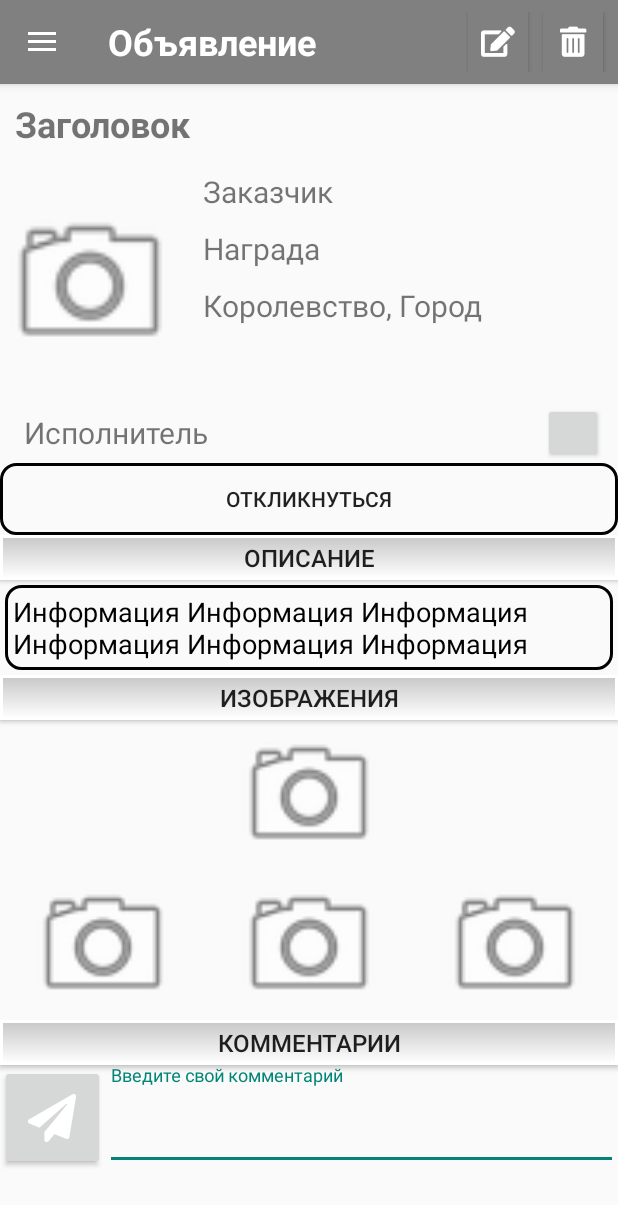
After one commit to ARassad/POAS_Witcher, an Android app: the AdvertActivity screen opened directly, with no data from a screen before it, on a phone screen of 412 x 824 dp. The commit adds this screen. Shown: the top 1205 px of the screen. Run offline under Robolectric (Android 15) with nearby library versions, the phone set to English and light mode, and no system bars.

Commit message:
Добавлено окно объявления Добавлена возможность нажатия на объявление в списке объявлений

```diff
--- /dev/null
+++ b/Client/app/src/main/java/prin366_2018/client/AdvertActivity.java
@@ -0,0 +1,110 @@
+package prin366_2018.client;
+
+import android.content.Intent;
+import android.graphics.Bitmap;
+import android.graphics.Typeface;
+import android.support.design.widget.NavigationView;
+import android.support.v4.app.FragmentManager;
+import android.support.v4.app.FragmentTransaction;
+import android.support.v4.view.GravityCompat;
+import android.support.v4.widget.DrawerLayout;
+import android.support.v7.app.ActionBarDrawerToggle;
+import android.support.v7.app.AppCompatActivity;
+import android.os.Bundle;
+import android.support.v7.widget.Toolbar;
+import android.view.MenuItem;
+import android.view.View;
+import android.widget.Button;
+import android.widget.TableLayout;
+import android.widget.TextView;
+
+import java.text.SimpleDateFormat;
+import java.util.Date;
+
+public class AdvertActivity extends AppCompatActivity implements NavigationView.OnNavigationItemSelectedListener{
+
+    @Override
+    protected void onCreate(Bundle savedInstanceState) {
+        super.onCreate(savedInstanceState);
+        setContentView(R.layout.activity_advert);
+
+        Toolbar toolbar = (Toolbar) findViewById(R.id.toolbar);
+        setSupportActionBar(toolbar);
+
+        DrawerLayout drawer = (DrawerLayout) findViewById(R.id.drawer_layout);
+        ActionBarDrawerToggle toggle = new ActionBarDrawerToggle(
+                this, drawer, toolbar, R.string.navigation_drawer_open, R.string.navigation_drawer_close);
+        drawer.addDrawerListener(toggle);
+        toggle.syncState();
+
+        NavigationView navigationView = (NavigationView) findViewById(R.id.nav_view);
+        navigationView.setNavigationItemSelectedListener(AdvertActivity.this);
+
+        setButton((Button)findViewById(R.id.button_description), (TextView)findViewById(R.id.text_description));
+        setButton((Button)findViewById(R.id.button_images), findViewById(R.id.images_advert));
+        setButton((Button)findViewById(R.id.button_comments), findViewById(R.id.comments_list));
+
+        Typeface typeface = Typeface.createFromAsset(getAssets(), "fonts/fa-solid-900.ttf");
+
+        final Button buttonEdit = (Button)findViewById(R.id.button_edit);
+        buttonEdit.setTypeface(typeface);
+        buttonEdit.setText("\uf044");
+
+        final Button buttonDelete = (Button)findViewById(R.id.button_delete);
+        buttonDelete.setTypeface(typeface);
+        buttonDelete.setText("\uf2ed");
+
+        Button buttonSendComment = (Button)findViewById(R.id.imagebutton_send_comment);
+        buttonSendComment.setTypeface(typeface);
+        buttonSendComment.setText("\uf1d8");
+        buttonSendComment.setOnClickListener(new View.OnClickListener() {
+            @Override
+            public void onClick(View view) {
+                SimpleDateFormat formatForDateNow = new SimpleDateFormat("dd.MM.yyyy '-' hh:mm");
+                setNewComment(Bitmap.createBitmap(120, 160, Bitmap.Config.ARGB_8888),
+                        ((TextView)findViewById(R.id.input_comment)).getText().toString(),
+                        formatForDateNow.format(new Date()));
+            }
+        });
+    }
+
+    private void setButton(Button button, final View v) {
+        button.setOnClickListener(new View.OnClickListener() {
+            @Override
+            public void onClick(View view) {
+                if (v.getVisibility() == View.VISIBLE)
+                    v.setVisibility(View.GONE);
+                else
+                    v.setVisibility(View.VISIBLE);
+            }
+        });
+    }
+
+    private void setNewComment(Bitmap photo, String text, String datetime) {
+        FragmentManager fragmentManager = getSupportFragmentManager();
+        FragmentTransaction ft = fragmentManager.beginTransaction();
+        CommentFragment comment = new CommentFragment(photo, text, datetime);
+        ft.add(R.id.comments_list, comment);
+        ft.commit();
+    }
+
+    @SuppressWarnings("StatementWithEmptyBody")
+    @Override
+    public boolean onNavigationItemSelected(MenuItem item) {
+
+        int id = item.getItemId();
+
+        if (id == R.id.nav_advert) {
+            Intent intent = new Intent(AdvertActivity.this, AdvertListActivity.class);
+            startActivity(intent);
+        }
+        else if (id == R.id.nav_profile) {
+            Intent intent = new Intent(AdvertActivity.this, ProfileActivity.class);
+            startActivity(intent);
+        }
+
+        DrawerLayout drawer = (DrawerLayout) findViewById(R.id.drawer_layout);
+        drawer.closeDrawer(GravityCompat.START);
+        return true;
+    }
+}
--- a/Client/app/src/main/java/prin366_2018/client/AdvertFragment.java
+++ b/Client/app/src/main/java/prin366_2018/client/AdvertFragment.java
@@ -2,6 +2,7 @@ package prin366_2018.client;
 
 
 import android.annotation.SuppressLint;
+import android.content.Intent;
 import android.os.Bundle;
 import android.support.v4.app.Fragment;
 import android.view.LayoutInflater;
@@ -34,6 +35,13 @@ public class AdvertFragment extends Fragment {
         // Inflate the layout for this fragment
         View view = inflater.inflate(R.layout.fragment_advert, container, false);
 
+        view.findViewById(R.id.fr).setOnClickListener(new View.OnClickListener() {
+            @Override
+            public void onClick(View view) {
+                Intent intent = new Intent(getActivity(), AdvertActivity.class);
+                startActivity(intent);
+            }
+        });
         ((TextView)view.findViewById(R.id.text_advert_title)).setText(title);
         ((TextView)view.findViewById(R.id.text_advert_info)).setText(description);
         String c = cost + " оренов";
@@ -43,5 +51,4 @@ public class AdvertFragment extends Fragment {
 
         return view;
     }
-
 }
--- a/Client/app/src/main/java/prin366_2018/client/AdvertListActivity.java
+++ b/Client/app/src/main/java/prin366_2018/client/AdvertListActivity.java
@@ -26,6 +26,7 @@ public class AdvertListActivity extends AppCompatActivity
         implements NavigationView.OnNavigationItemSelectedListener, SortingFragment.OnFragmentInteractionListener {
 
     private static final int NEW_ADVERT = 2222;
+
 
     @Override
     protected void onCreate(Bundle savedInstanceState) {
@@ -72,6 +73,8 @@ public class AdvertListActivity extends AppCompatActivity
         ft.add(id, newRow);
         ft.commit();
     }
+
+
 
     @Override
     public void onConfigurationChanged(Configuration newConfig) {
--- a/Client/app/src/main/java/prin366_2018/client/EditProfileActivity.java
+++ b/Client/app/src/main/java/prin366_2018/client/EditProfileActivity.java
@@ -52,7 +52,7 @@ public class EditProfileActivity extends AppCompatActivity {
         Button buttonSave = (Button)findViewById(R.id.button_save_edit);
         buttonSave.setOnClickListener(new View.OnClickListener() {
             @Override
-            public void onClick(View view)  {
+            public void onClick(View view) {
                 Intent intent = new Intent();
                 intent.putExtra("name", name.getText().toString());
                 intent.putExtra("aboutMe", aboutMe.getText().toString());
--- /dev/null
+++ b/Client/app/src/main/java/prin366_2018/client/ResponderFragment.java
@@ -0,0 +1,31 @@
+package prin366_2018.client;
+
+
+import android.os.Bundle;
+import android.support.v4.app.Fragment;
+import android.view.LayoutInflater;
+import android.view.View;
+import android.view.ViewGroup;
+
+
+/**
+ * A simple {@link Fragment} subclass.
+ */
+public class ResponderFragment extends Fragment {
+
+
+    public ResponderFragment() {
+        // Required empty public constructor
+    }
+
+
+    @Override
+    public View onCreateView(LayoutInflater inflater, ViewGroup container,
+                             Bundle savedInstanceState) {
+        // Inflate the layout for this fragment
+        View view = inflater.inflate(R.layout.fragment_responder, container, false);
+
+        return view;
+    }
+
+}
--- /dev/null
+++ b/Client/app/src/main/res/layout/activity_advert.xml
@@ -0,0 +1,352 @@
+<?xml version="1.0" encoding="utf-8"?>
+<LinearLayout
+    xmlns:android="http://schemas.android.com/apk/res/android"
+    xmlns:app="http://schemas.android.com/apk/res-auto"
+    xmlns:tools="http://schemas.android.com/tools"
+    android:layout_width="match_parent"
+    android:layout_height="match_parent"
+    android:orientation="vertical"
+    tools:context="prin366_2018.client.AdvertActivity">
+
+    <android.support.design.widget.AppBarLayout
+        android:layout_width="match_parent"
+        android:layout_height="wrap_content"
+        android:theme="@style/AppBarOverlay">
+
+        <android.support.v7.widget.Toolbar
+            xmlns:android="http://schemas.android.com/apk/res/android"
+            android:id="@+id/toolbar"
+            android:layout_width="match_parent"
+            android:layout_height="wrap_content"
+            android:background="@color/colorMain">
+
+            <LinearLayout
+                android:layout_width="wrap_content"
+                android:layout_height="match_parent">
+
+                <TextView
+                    android:layout_width="wrap_content"
+                    android:layout_height="wrap_content"
+                    android:text="Объявление"
+                    android:textSize="24sp"
+                    android:textStyle="bold"
+                    android:textColor="@color/colorHeader"/>
+            </LinearLayout>
+
+            <LinearLayout
+                android:layout_width="match_parent"
+                android:layout_height="match_parent"
+                android:gravity="end">
+
+                <Button
+                    android:id="@+id/button_edit"
+                    android:layout_width="40dp"
+                    android:layout_height="40dp"
+                    android:layout_marginEnd="10dp"
+                    android:layout_marginRight="10dp"
+                    android:background="@color/colorMain"
+                    android:textSize="20sp"
+                    android:textColor="@color/colorHeader"
+                    android:contentDescription="@string/edit" />
+
+                <Button
+                    android:id="@+id/button_delete"
+                    android:layout_width="40dp"
+                    android:layout_height="40dp"
+                    android:layout_marginEnd="10dp"
+                    android:layout_marginRight="10dp"
+                    android:background="@color/colorMain"
+                    android:textSize="20sp"
+                    android:textColor="@color/colorHeader"
+                    android:contentDescription="@string/edit" />
+
+            </LinearLayout>
+        </android.support.v7.widget.Toolbar>
+
+    </android.support.design.widget.AppBarLayout>
+
+    <android.support.v4.widget.DrawerLayout
+        android:id="@+id/drawer_layout"
+        android:layout_width="match_parent"
+        android:layout_height="match_parent">
+
+        <ProgressBar
+            style="?android:attr/progressBarStyleLarge"
+            android:layout_width="wrap_content"
+            android:layout_height="wrap_content"
+            android:layout_marginBottom="8dp"
+            android:visibility="gone" />
+
+        <ScrollView
+            android:id="@+id/scroll_form"
+            android:layout_width="match_parent"
+            android:layout_height="match_parent">
+
+            <LinearLayout
+                android:layout_width="match_parent"
+                android:layout_height="wrap_content"
+                android:orientation="vertical">
+
+                <TextView
+                    android:id="@+id/text_title_advert"
+                    android:layout_width="match_parent"
+                    android:layout_height="wrap_content"
+                    android:padding="10dp"
+                    android:textSize="24sp"
+                    android:textStyle="bold"
+                    android:text="Заголовок"/>
+
+                <LinearLayout
+                    android:layout_width="match_parent"
+                    android:layout_height="wrap_content">
+
+                    <ImageView
+                        android:id="@+id/image_client"
+                        android:layout_width="120dp"
+                        android:layout_height="160dp"
+                        app:srcCompat="@android:drawable/ic_menu_camera"/>
+
+                    <LinearLayout
+                        android:layout_width="match_parent"
+                        android:layout_height="match_parent"
+                        android:orientation="vertical">
+
+                        <TextView
+                            android:id="@+id/text_name_client"
+                            android:layout_width="match_parent"
+                            android:layout_height="wrap_content"
+                            android:padding="5dp"
+                            android:layout_marginStart="10dp"
+                            android:layout_marginLeft="10dp"
+                            android:text="Заказчик"
+                            android:textSize="20sp"/>
+                        <TextView
+                            android:id="@+id/text_cost_advert"
+                            android:layout_width="match_parent"
+                            android:layout_height="wrap_content"
+                            android:padding="5dp"
+                            android:layout_marginStart="10dp"
+                            android:layout_marginLeft="10dp"
+                            android:text="Награда"
+                            android:textSize="20sp"/>
+                        <TextView
+                            android:id="@+id/text_kingdom_city_advert"
+                            android:layout_width="match_parent"
+                            android:layout_height="wrap_content"
+                            android:padding="5dp"
+                            android:layout_marginStart="10dp"
+                            android:layout_marginLeft="10dp"
+                            android:text="Королевство, Город"
+                            android:textSize="20sp"/>
+                    </LinearLayout>
+                </LinearLayout>
+
+                <LinearLayout
+                    android:layout_width="match_parent"
+                    android:layout_height="wrap_content">
+
+                    <TextView
+                        android:id="@+id/text_executor"
+                        android:layout_width="wrap_content"
+                        android:layout_height="match_parent"
+                        android:gravity="center"
+                        android:padding="5dp"
+                        android:layout_marginStart="10dp"
+                        android:layout_marginLeft="10dp"
+                        android:text="Исполнитель"
+                        android:textSize="20sp"/>
+
+                    <LinearLayout
+                        android:layout_width="match_parent"
+                        android:layout_height="match_parent"
+                        android:gravity="end">
+
+                        <Button
+                            android:id="@+id/button_delete_executor"
+                            android:layout_width="40dp"
+                            android:layout_height="40dp"
+                            android:layout_marginEnd="10dp"
+                            android:layout_marginRight="10dp"/>
+                    </LinearLayout>
+                </LinearLayout>
+
+                <LinearLayout
+                    android:layout_width="match_parent"
+                    android:layout_height="wrap_content">
+
+                    <Button
+                        android:id="@+id/button_respond"
+                        android:layout_width="match_parent"
+                        android:layout_height="wrap_content"
+                        android:background="@drawable/frame_text_about"
+                        android:text="Откликнуться"/>
+                </LinearLayout>
+
+                <LinearLayout
+                    android:layout_width="match_parent"
+                    android:layout_height="wrap_content"
+                    android:orientation="vertical">
+
+                    <Button
+                        android:id="@+id/button_description"
+                        android:layout_width="match_parent"
+                        android:layout_height="30dp"
+                        android:layout_gravity="start"
+                        android:text="Описание"
+                        android:textSize="16sp"
+                        android:background="@drawable/frame_button">
+                    </Button>
+
+                    <TextView
+                        android:id="@+id/text_description"
+                        android:layout_width="match_parent"
+                        android:layout_height="wrap_content"
+                        android:textSize="18sp"
+                        android:textColor="#000000"
+                        android:padding="5dp"
+                        android:layout_margin="3dp"
+                        android:background="@drawable/frame_text_about"
+                        android:text="@string/about"/>
+
+                </LinearLayout>
+
+                <LinearLayout
+                    android:layout_width="match_parent"
+                    android:layout_height="wrap_content"
+                    android:orientation="vertical">
+
+                    <Button
+                        android:id="@+id/button_images"
+                        android:layout_width="match_parent"
+                        android:layout_height="30dp"
+                        android:layout_gravity="start"
+                        android:text="Изображения"
+                        android:textSize="16sp"
+                        android:background="@drawable/frame_button">
+                    </Button>
+
+                    <LinearLayout
+                        android:id="@id/images_advert"
+                        android:layout_width="match_parent"
+                        android:layout_height="wrap_content"
+                        android:orientation="vertical">
+
+                        <ImageView
+                            android:id="@+id/image_1"
+                            android:layout_width="match_parent"
+                            android:layout_height="100dp"
+                            app:srcCompat="@android:drawable/ic_menu_camera"/>
+
+                        <TableLayout
+                            android:layout_width="match_parent"
+                            android:layout_height="wrap_content"
+                            android:stretchColumns="*">
+
+                            <ProgressBar
+                                style="?android:attr/progressBarStyleLarge"
+                                android:layout_width="wrap_content"
+                                android:layout_height="wrap_content"
+                                android:layout_marginBottom="8dp"
+                                android:visibility="gone" />
+
+                            <TableRow
+                                android:layout_width="match_parent"
+                                android:layout_height="wrap_content"
+                                android:layout_gravity="center">
+
+                                <ImageView
+                                    android:id="@+id/image_2"
+                                    android:layout_width="match_parent"
+                                    android:layout_height="100dp"
+                                    app:srcCompat="@android:drawable/ic_menu_camera"/>
+
+                                <ImageView
+                                    android:id="@+id/image_3"
+                                    android:layout_width="match_parent"
+                                    android:layout_height="100dp"
+                                    app:srcCompat="@android:drawable/ic_menu_camera"/>
+
+                                <ImageView
+                                    android:id="@+id/image_4"
+                                    android:layout_width="match_parent"
+                                    android:layout_height="100dp"
+                                    app:srcCompat="@android:drawable/ic_menu_camera"/>
+
+                            </TableRow>
+
+                        </TableLayout>
+                    </LinearLayout>
+                </LinearLayout>
+
+
+                <LinearLayout
+                    android:id="@+id/form_comments"
+                    android:layout_width="match_parent"
+                    android:layout_height="match_parent"
+                    android:orientation="vertical">
+
+                    <Button
+                        android:id="@+id/button_comments"
+                        android:layout_width="match_parent"
+                        android:layout_height="30dp"
+                        android:layout_gravity="start"
+                        android:textSize="16sp"
+                        android:text="@string/comment_button"
+                        android:background="@drawable/frame_button">
+                    </Button>
+
+                    <LinearLayout
+                        android:id="@+id/comments_list"
+                        android:layout_width="match_parent"
+                        android:layout_height="wrap_content"
+                        android:orientation="vertical">
+
+                    </LinearLayout>
+
+                    <LinearLayout
+                        android:id="@+id/comment_form"
+                        android:layout_width="match_parent"
+                        android:layout_height="match_parent">
+
+                        <Button
+                            android:id="@+id/imagebutton_send_comment"
+                            android:layout_width="70dp"
+                            android:layout_height="70dp"
+                            android:textSize="32sp"
+                            android:textColor="#ffffff"
+                            android:layout_gravity="center"
+                            android:contentDescription="@string/send_comment" />
+
+                        <android.support.design.widget.TextInputLayout
+                            android:layout_width="match_parent"
+                            android:layout_height="70dp">
+
+                            <AutoCompleteTextView
+                                android:id="@+id/input_comment"
+                                android:layout_width="match_parent"
+                                android:layout_height="match_parent"
+                                android:hint="@string/comment"
+                                android:inputType="textMultiLine" />
+
+                        </android.support.design.widget.TextInputLayout>
+
+                    </LinearLayout>
+                </LinearLayout>
+
+            </LinearLayout>
+
+        </ScrollView>
+
+
+        <android.support.design.widget.NavigationView
+            android:id="@+id/nav_view"
+            android:layout_width="wrap_content"
+            android:layout_height="match_parent"
+            android:layout_gravity="start"
+            android:fitsSystemWindows="true"
+            app:headerLayout="@layout/nav_header_menu"
+            app:menu="@menu/activity_menu_drawer" />
+
+    </android.support.v4.widget.DrawerLayout>
+
+</LinearLayout>
--- a/Client/app/src/main/res/layout/fragment_advert.xml
+++ b/Client/app/src/main/res/layout/fragment_advert.xml
@@ -1,9 +1,13 @@
 <LinearLayout
     xmlns:android="http://schemas.android.com/apk/res/android"
     xmlns:tools="http://schemas.android.com/tools"
+    android:id="@+id/fr"
     android:layout_width="match_parent"
     android:layout_height="match_parent"
     android:orientation="vertical"
+    android:clickable="true"
+    android:focusable="true"
+    android:onClick="OnClick"
     android:background="@drawable/frame_text_about"
     tools:context="prin366_2018.client.AdvertFragment">
 
--- /dev/null
+++ b/Client/app/src/main/res/layout/fragment_responder.xml
@@ -0,0 +1,9 @@
+<LinearLayout
+    xmlns:android="http://schemas.android.com/apk/res/android"
+    xmlns:tools="http://schemas.android.com/tools"
+    android:layout_width="match_parent"
+    android:layout_height="match_parent"
+    tools:context="prin366_2018.client.ResponderFragment">
+
+
+</LinearLayout>
```
Also changed, not shown: Client/app/src/main/AndroidManifest.xml (+6 -9 lines).
